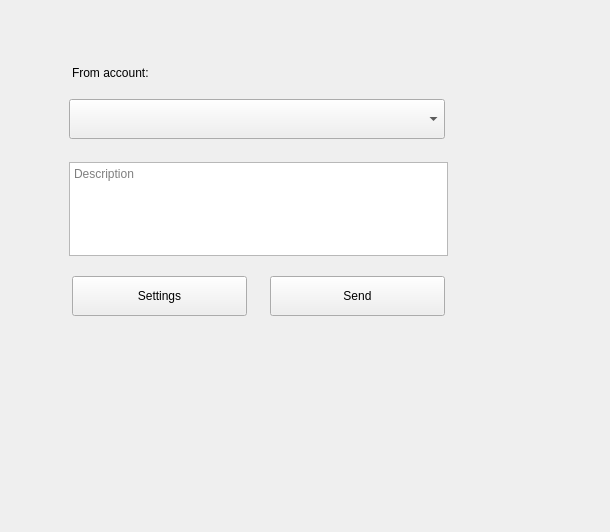
Qt form windows/send3_offlinesettings.ui (mwcproject/mwc-qt-wallet) before a commit.
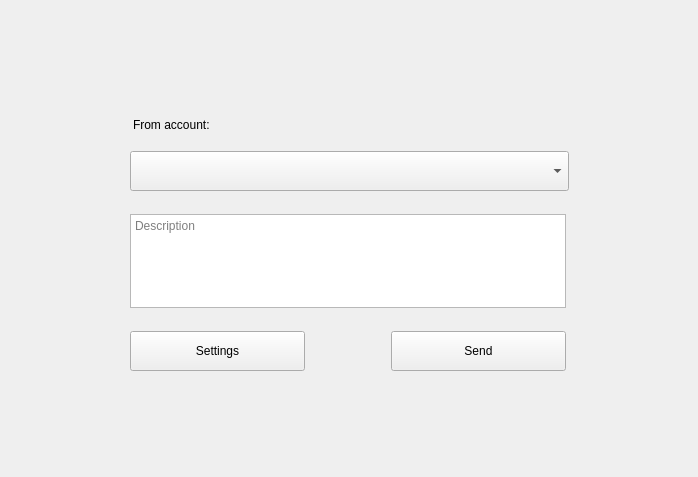
The same form after that commit. Custom widgets are drawn as their Qt base class.

Diff of the .ui file:
```diff
--- a/windows/send3_offlinesettings.ui
+++ b/windows/send3_offlinesettings.ui
@@ -6,18 +6,80 @@
    <rect>
     <x>0</x>
     <y>0</y>
-    <width>610</width>
-    <height>532</height>
+    <width>698</width>
+    <height>477</height>
    </rect>
   </property>
   <property name="windowTitle">
    <string>Form</string>
   </property>
+  <layout class="QVBoxLayout" name="verticalLayout">
+   <item>
+    <spacer name="verticalSpacer">
+     <property name="orientation">
+      <enum>Qt::Vertical</enum>
+     </property>
+     <property name="sizeHint" stdset="0">
+      <size>
+       <width>20</width>
+       <height>77</height>
+      </size>
+     </property>
+    </spacer>
+   </item>
+   <item>
+    <layout class="QHBoxLayout" name="horizontalLayout">
+     <item>
+      <spacer name="horizontalSpacer">
+       <property name="orientation">
+        <enum>Qt::Horizontal</enum>
+       </property>
+       <property name="sizeHint" stdset="0">
+        <size>
+         <width>40</width>
+         <height>20</height>
+        </size>
+       </property>
+      </spacer>
+     </item>
+     <item>
+      <widget class="QFrame" name="frame">
+       <property name="minimumSize">
+        <size>
+         <width>445</width>
+         <height>271</height>
+        </size>
+       </property>
+       <property name="maximumSize">
+        <size>
+         <width>445</width>
+         <height>271</height>
+        </size>
+       </property>
+       <property name="frameShape">
+        <enum>QFrame::NoFrame</enum>
+       </property>
+       <property name="frameShadow">
+        <enum>QFrame::Raised</enum>
+       </property>
+       <widget class="control::MwcLabelNormal" name="label">
+        <property name="geometry">
+         <rect>
+          <x>6</x>
+          <y>9</y>
+          <width>139</width>
+          <height>25</height>
+         </rect>
+        </property>
+        <property name="text">
+         <string>From account:</string>
+        </property>
+       </widget>
   <widget class="QPushButton" name="sendButton">
    <property name="geometry">
     <rect>
-     <x>270</x>
-     <y>276</y>
+          <x>264</x>
+          <y>228</y>
      <width>175</width>
      <height>40</height>
     </rect>
@@ -38,12 +100,12 @@
     <string>Send</string>
    </property>
   </widget>
-  <widget class="QComboBox" name="accountComboBox">
+       <widget class="QPushButton" name="settingsButton">
    <property name="geometry">
     <rect>
-     <x>69</x>
-     <y>99</y>
-     <width>376</width>
+          <x>3</x>
+          <y>228</y>
+          <width>175</width>
      <height>40</height>
     </rect>
    </property>
@@ -59,13 +121,16 @@
      <height>40</height>
     </size>
    </property>
+        <property name="text">
+         <string>Settings</string>
+        </property>
   </widget>
   <widget class="QTextEdit" name="descriptionEdit">
    <property name="geometry">
     <rect>
-     <x>69</x>
-     <y>162</y>
-     <width>379</width>
+          <x>3</x>
+          <y>111</y>
+          <width>436</width>
      <height>94</height>
     </rect>
    </property>
@@ -73,12 +138,12 @@
     <string>Description</string>
    </property>
   </widget>
-  <widget class="QPushButton" name="settingsButton">
+       <widget class="QComboBox" name="accountComboBox">
    <property name="geometry">
     <rect>
-     <x>72</x>
-     <y>276</y>
-     <width>175</width>
+          <x>3</x>
+          <y>48</y>
+          <width>439</width>
      <height>40</height>
     </rect>
    </property>
@@ -94,23 +159,38 @@
      <height>40</height>
     </size>
    </property>
-   <property name="text">
-    <string>Settings</string>
-   </property>
-  </widget>
-  <widget class="control::MwcLabelNormal" name="label">
-   <property name="geometry">
-    <rect>
-     <x>72</x>
-     <y>60</y>
-     <width>139</width>
-     <height>25</height>
-    </rect>
-   </property>
-   <property name="text">
-    <string>From account:</string>
-   </property>
-  </widget>
+       </widget>
+      </widget>
+     </item>
+     <item>
+      <spacer name="horizontalSpacer_2">
+       <property name="orientation">
+        <enum>Qt::Horizontal</enum>
+       </property>
+       <property name="sizeHint" stdset="0">
+        <size>
+         <width>40</width>
+         <height>20</height>
+        </size>
+       </property>
+      </spacer>
+     </item>
+    </layout>
+   </item>
+   <item>
+    <spacer name="verticalSpacer_2">
+     <property name="orientation">
+      <enum>Qt::Vertical</enum>
+     </property>
+     <property name="sizeHint" stdset="0">
+      <size>
+       <width>20</width>
+       <height>77</height>
+      </size>
+     </property>
+    </spacer>
+   </item>
+  </layout>
  </widget>
  <customwidgets>
   <customwidget>
```
Lines whose indentation alone changed are shown as unchanged.
